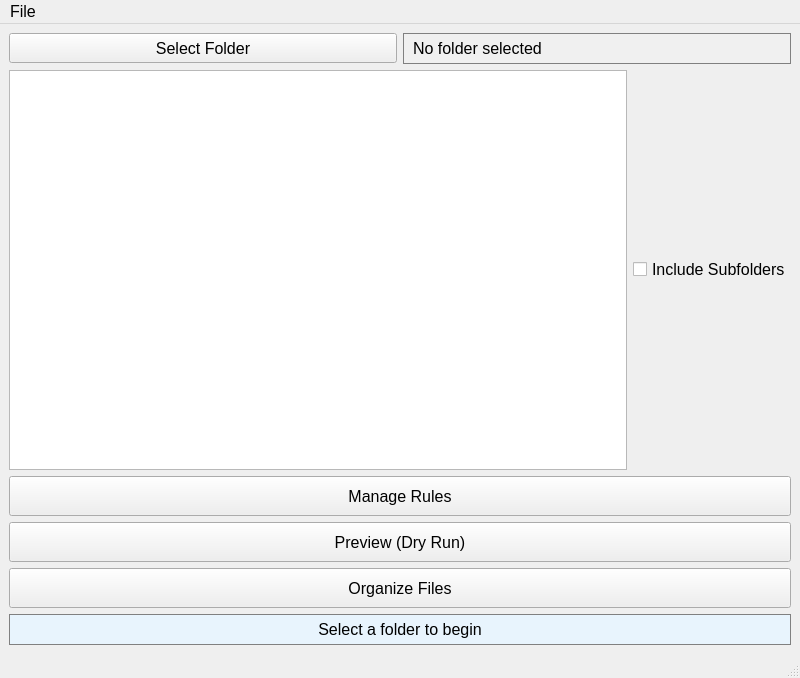
First picture: the form in src/tools/file_management/organizer/organize.ui, repository richardnoragon/1_2, before the edit.
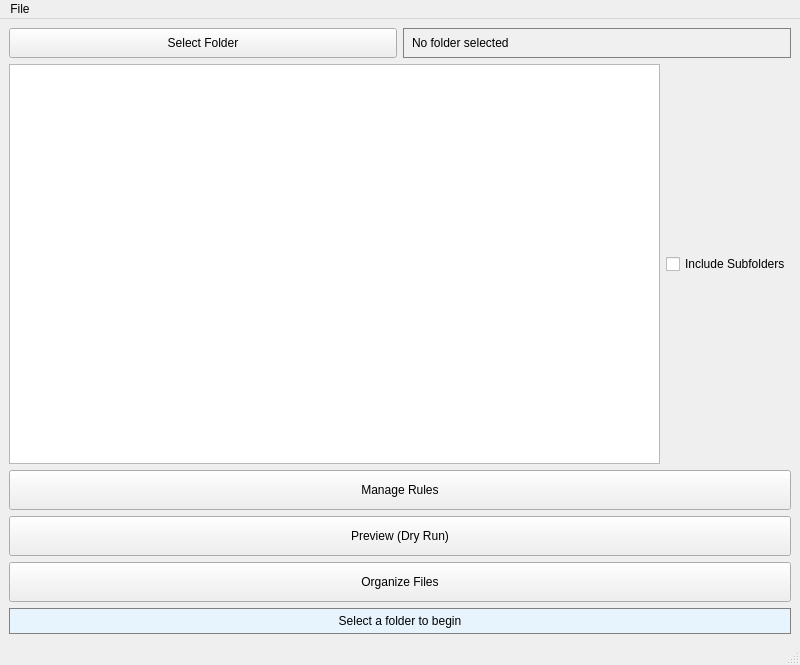
Second picture: the form after the edit.

What changed in the file:
```diff
--- a/src/tools/file_management/organizer/organize.ui
+++ b/src/tools/file_management/organizer/organize.ui
@@ -13,17 +13,7 @@
         <property name="windowTitle">
             <string>File Organizer</string>
         </property>
-        <property name="font">
-            <font>
-                <pointsize>12</pointsize>
-            </font>
-        </property>
         <widget class="QWidget" name="centralwidget">
-            <property name="font">
-                <font>
-                    <pointsize>12</pointsize>
-                </font>
-            </property>
             <layout class="QVBoxLayout" name="verticalLayout">
                 <item>
                     <layout class="QHBoxLayout" name="directoryLayout">
@@ -38,10 +28,8 @@
                                 <property name="text">
                                     <string>Select Folder</string>
                                 </property>
-                                <property name="font">
-                                    <font>
-                                        <pointsize>12</pointsize>
-                                    </font>
+        <property name="rfuLocale_setText" stdset="0">
+         <string notr="true">Legacy.se597da9c984517f8</string>
                                 </property>
                             </widget>
                         </item>
@@ -50,11 +38,6 @@
                                 <property name="text">
                                     <string>No folder selected</string>
                                 </property>
-                                <property name="font">
-                                    <font>
-                                        <pointsize>12</pointsize>
-                                    </font>
-                                </property>
                                 <property name="styleSheet">
                                     <string>QLabel { border: 1px solid gray; padding: 5px;
                                         background-color: #f0f0f0; }</string>
@@ -73,11 +56,6 @@
                                         <height>400</height>
                                     </size>
                                 </property>
-                                <property name="font">
-                                    <font>
-                                        <pointsize>12</pointsize>
-                                    </font>
-                                </property>
                             </widget>
                         </item>
                         <item>
@@ -85,10 +63,8 @@
                                 <property name="text">
                                     <string>Include Subfolders</string>
                                 </property>
-                                <property name="font">
-                                    <font>
-                                        <pointsize>12</pointsize>
-                                    </font>
+        <property name="rfuLocale_setText" stdset="0">
+         <string notr="true">Legacy.s34a1a4128764bec8</string>
                                 </property>
                             </widget>
                         </item>
@@ -105,10 +81,8 @@
                         <property name="text">
                             <string>Manage Rules</string>
                         </property>
-                        <property name="font">
-                            <font>
-                                <pointsize>12</pointsize>
-                            </font>
+      <property name="rfuLocale_setText" stdset="0">
+       <string notr="true">Legacy.s7957995f5674688c</string>
                         </property>
                     </widget>
                 </item>
@@ -127,10 +101,11 @@
                             <string>Simulate organization without moving files. Shows what would be
                                 moved where.</string>
                         </property>
-                        <property name="font">
-                            <font>
-                                <pointsize>12</pointsize>
-                            </font>
+      <property name="rfuLocale_setText" stdset="0">
+       <string notr="true">Legacy.s7d00bc9e9b8f09b3</string>
+      </property>
+      <property name="rfuLocale_setToolTip" stdset="0">
+       <string notr="true">Legacy.s5e3b362b5644c778</string>
                         </property>
                     </widget>
                 </item>
@@ -145,10 +120,8 @@
                         <property name="text">
                             <string>Organize Files</string>
                         </property>
-                        <property name="font">
-                            <font>
-                                <pointsize>12</pointsize>
-                            </font>
+      <property name="rfuLocale_setText" stdset="0">
+       <string notr="true">Legacy.s93891996bc022bc8</string>
                         </property>
                     </widget>
                 </item>
@@ -157,11 +130,6 @@
                         <property name="text">
                             <string>Select a folder to begin</string>
                         </property>
-                        <property name="font">
-                            <font>
-                                <pointsize>12</pointsize>
-                            </font>
-                        </property>
                         <property name="styleSheet">
                             <string>QLabel { border: 1px solid gray; padding: 5px; background-color:
                                 #e8f4fd; }</string>
@@ -182,31 +150,16 @@
                     <height>18</height>
                 </rect>
             </property>
-            <property name="font">
-                <font>
-                    <pointsize>12</pointsize>
-                </font>
-            </property>
             <widget class="QMenu" name="menuFile">
                 <property name="title">
                     <string>File</string>
                 </property>
-                <property name="font">
-                    <font>
-                        <pointsize>12</pointsize>
-                    </font>
-                </property>
                 <addaction name="actionselect" />
                 <addaction name="actionexit" />
             </widget>
             <addaction name="menuFile" />
         </widget>
         <widget class="QStatusBar" name="statusbar">
-            <property name="font">
-                <font>
-                    <pointsize>12</pointsize>
-                </font>
-            </property>
         </widget>
         <action name="actionselect">
             <property name="text">
```
Left out of the diff: 30 changed lines with no effect on the pictures. Lines whose indentation alone changed are shown as unchanged.
